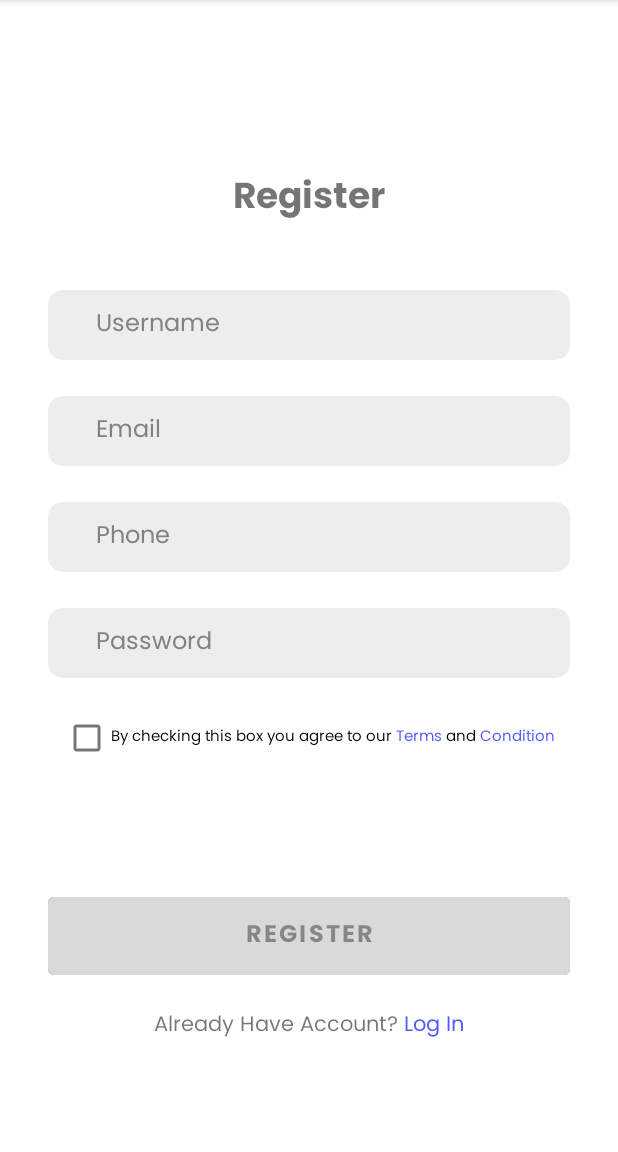
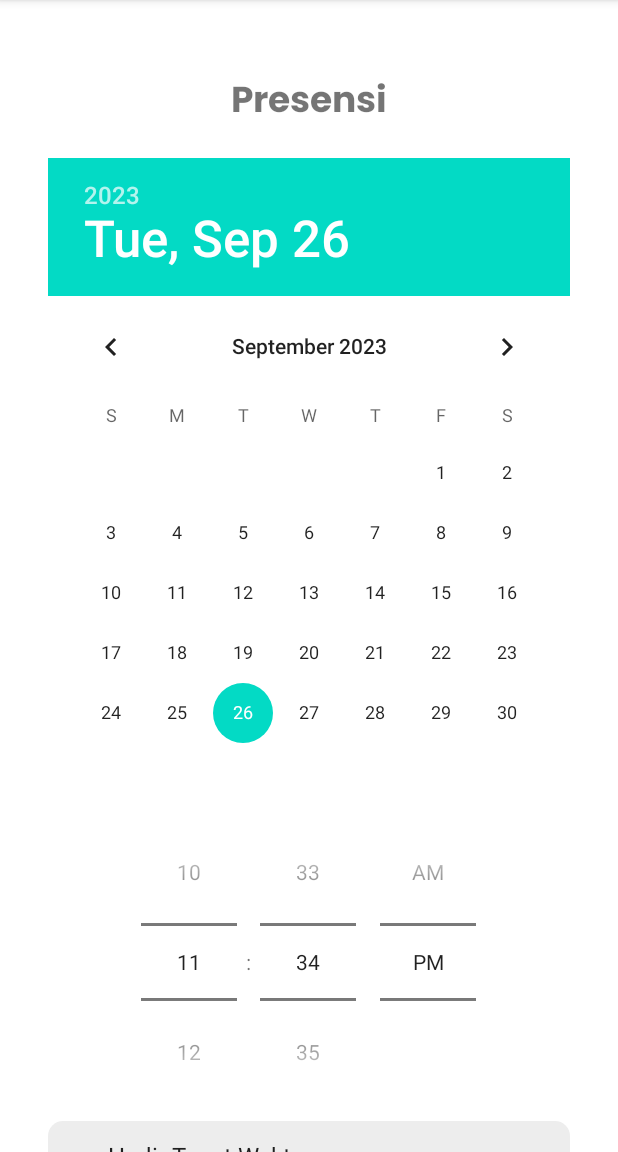
Before and after one commit to farhanhnfx/PPB-Sinau, an Android app: the screen it shows after launch (RegisterActivity before the commit, PresensiActivity after it), on a phone screen of 412 x 824 dp, the part 84-1236 px from its top. Run offline under Robolectric (Android 15) with nearby library versions, the phone set to English and light mode, and no system bars.

```diff
--- a/app/src/main/AndroidManifest.xml
+++ b/app/src/main/AndroidManifest.xml
@@ -13,10 +13,7 @@
         android:theme="@style/Theme.PPB"
         tools:targetApi="31">
         <activity
-            android:name=".HomepageActivity"
-            android:exported="false" />
-        <activity
-            android:name=".RegisterActivity"
+            android:name=".PresensiActivity"
             android:exported="true">
             <intent-filter>
                 <action android:name="android.intent.action.MAIN" />
@@ -28,6 +25,12 @@
                 android:name="android.app.lib_name"
                 android:value="" />
         </activity>
+        <activity
+            android:name=".HomepageActivity"
+            android:exported="false" />
+        <activity
+            android:name=".RegisterActivity"
+            android:exported="false" />
     </application>
 
 </manifest>
--- /dev/null
+++ b/app/src/main/java/com/example/ppb/PresensiActivity.kt
@@ -0,0 +1,81 @@
+package com.example.ppb
+
+import android.content.Intent
+import androidx.appcompat.app.AppCompatActivity
+import android.os.Bundle
+import android.view.View
+import android.widget.AdapterView
+import android.widget.ArrayAdapter
+import android.widget.Toast
+import com.example.ppb.databinding.ActivityPresensiBinding
+import com.example.ppb.databinding.ActivityRegisterBinding
+
+class PresensiActivity : AppCompatActivity() {
+    private lateinit var binding: ActivityPresensiBinding
+    override fun onCreate(savedInstanceState: Bundle?) {
+        super.onCreate(savedInstanceState)
+        binding = ActivityPresensiBinding.inflate(layoutInflater)
+        setContentView(binding.root)
+
+        with (binding) {
+            var selectedDate = ""
+            var selectedTime = ""
+            val alasanArray = resources.getStringArray(R.array.alasan_list)
+            spinnerAlasan.adapter = ArrayAdapter<String>(this@PresensiActivity, android.R.layout.simple_spinner_item, alasanArray)
+            spinnerAlasan.onItemSelectedListener =
+                object: AdapterView.OnItemSelectedListener {
+                    override fun onItemSelected(
+                        parent: AdapterView<*>,
+                        view: View, position: Int, id: Long
+                    ) {
+                        if (position != 0) {
+                            editKeterangan.visibility = View.VISIBLE
+                        }
+                        else {
+                            editKeterangan.visibility = View.GONE
+                        }
+                    }
+                    override fun onNothingSelected(parent: AdapterView<*>?) {
+                        TODO("Not yet implemented")
+                    }
+                }
+            datePickerView.init(datePickerView.year, datePickerView.month, datePickerView.dayOfMonth) {
+                    _, year, month, dayOfMonth ->
+                selectedDate = "$dayOfMonth ${monthToString(month)} $year"
+            }
+            timePickerView.setOnTimeChangedListener {
+                    _, hourOfDay, minute ->
+                selectedTime = "$hourOfDay:$minute"
+            }
+            btnSubmit.setOnClickListener {
+                if (selectedDate != "" && selectedTime != "") {
+                    Toast.makeText(
+                        this@PresensiActivity,
+                        "Presensi berhasil ${selectedDate} jam ${selectedTime}",
+                        Toast.LENGTH_SHORT
+                    ).show()
+                }
+                else {
+                    Toast.makeText(this@PresensiActivity, "Belum memilih waktu presensi!", Toast.LENGTH_SHORT).show()
+                }
+            }
+        }
+    }
+    private fun monthToString(month: Int): String {
+        when(month) {
+            0 -> return "Januari"
+            1 -> return "Februari"
+            2 -> return "Maret"
+            3 -> return "April"
+            4 -> return "Mei"
+            5 -> return "Juni"
+            6 -> return "Juli"
+            7 -> return "Agustus"
+            8 -> return "September"
+            9 -> return "Oktober"
+            10 -> return "November"
+            11 -> return "Desember"
+            else -> return "Tidak valid"
+        }
+    }
+}
--- /dev/null
+++ b/app/src/main/res/layout/activity_presensi.xml
@@ -0,0 +1,79 @@
+<?xml version="1.0" encoding="utf-8"?>
+<LinearLayout xmlns:android="http://schemas.android.com/apk/res/android"
+    xmlns:app="http://schemas.android.com/apk/res-auto"
+    xmlns:tools="http://schemas.android.com/tools"
+    android:layout_width="match_parent"
+    android:layout_height="match_parent"
+    tools:context=".PresensiActivity"
+    android:orientation="vertical">
+
+    <ScrollView
+        android:layout_width="match_parent"
+        android:layout_height="wrap_content"
+        android:scrollbars="none"
+        >
+        <LinearLayout
+            android:layout_width="match_parent"
+            android:layout_height="wrap_content"
+            android:orientation="vertical"
+            android:padding="32dp"
+            android:gravity="center_horizontal"
+            >
+
+            <TextView
+                android:id="@+id/txt_presensi"
+                android:layout_width="wrap_content"
+                android:layout_height="wrap_content"
+                android:text="Presensi"
+                android:textSize="24sp"
+                android:fontFamily="@font/poppins_bold"
+                android:layout_marginVertical="16dp"
+                />
+            <DatePicker
+                android:id="@+id/date_picker_view"
+                android:layout_width="match_parent"
+                android:layout_height="wrap_content"
+                android:datePickerMode="calendar"
+                />
+            <TimePicker
+                android:id="@+id/time_picker_view"
+                android:layout_width="match_parent"
+                android:layout_height="wrap_content"
+                android:timePickerMode="spinner"
+                />
+            <Spinner
+                android:id="@+id/spinner_alasan"
+                android:layout_width="match_parent"
+                android:layout_height="wrap_content"
+                android:background="@drawable/rounded_10"
+                android:paddingVertical="12dp"
+                android:paddingHorizontal="32dp"
+                />
+            <EditText
+                android:id="@+id/edit_keterangan"
+                android:layout_width="match_parent"
+                android:layout_height="wrap_content"
+                android:background="@drawable/rounded_10"
+                android:paddingVertical="12dp"
+                android:paddingHorizontal="32dp"
+                android:layout_marginTop="16dp"
+                android:textColor="#828282"
+                android:textColorHint="#828282"
+                android:hint="Keterangan"
+                android:visibility="gone"
+                />
+            <Button
+                android:id="@+id/btn_submit"
+                android:layout_width="match_parent"
+                android:layout_height="wrap_content"
+                android:text="Submit"
+                android:fontFamily="@font/poppins_bold"
+                android:textSize="16sp"
+                android:padding="8dp"
+                android:layout_marginTop="16dp"
+                android:backgroundTint="#525BFF"
+                />
+        </LinearLayout>
+    </ScrollView>
+
+</LinearLayout>
--- a/app/src/main/res/values/strings.xml
+++ b/app/src/main/res/values/strings.xml
@@ -2,4 +2,10 @@
     <string name="app_name">PPPB</string>
     <string name="agree_tnc">By checking this box you agree to our <font color='#525BFF'>Terms</font> and <font color='#525BFF'>Condition</font></string>
     <string name="have_account">Already Have Account? <font color='#525BFF'>Log In</font></string>
+    <array name="alasan_list">
+        <item>Hadir Tepat Waktu</item>
+        <item>Sakit</item>
+        <item>Terlambat</item>
+        <item>Izin</item>
+    </array>
 </resources>
```
Also changed, not shown: app/src/main/java/com/example/ppb/RegisterActivity.kt (line endings or trailing spaces).
